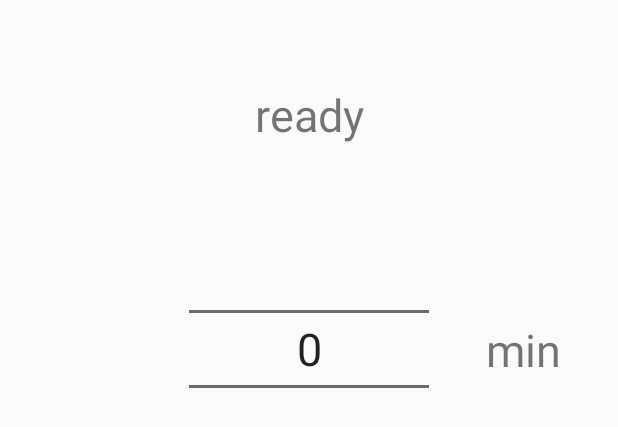
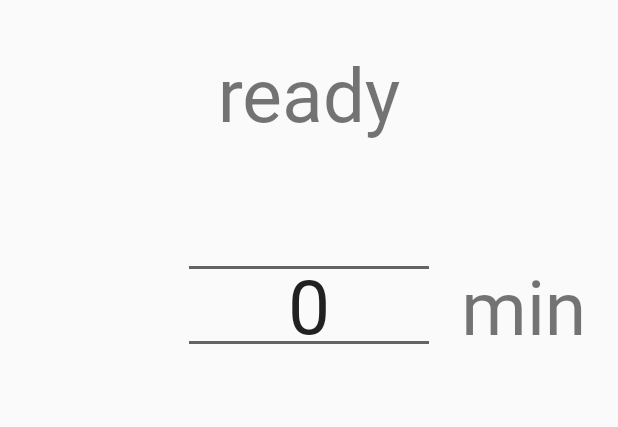
Before and after one commit to t4ce/PauseSpotify, an Android app: the layout content_main.xml on its own in the app's theme, with its tools: preview values and no code run, on a phone screen of 412 x 824 dp. Shown: the top 427 px of the screen. Run offline under Robolectric (Android 15) with nearby library versions, the phone set to English and light mode, and no system bars.

Commit message:
custom font added

```diff
--- /dev/null
+++ b/app/src/main/res/drawable/background.xml
@@ -0,0 +1,4 @@
+<?xml version="1.0" encoding="utf-8"?>
+<bitmap xmlns:android="http://schemas.android.com/apk/res/android"
+    android:src="@drawable/background2"
+    android:tileMode="repeat" />
--- /dev/null
+++ b/app/src/main/res/font/colonna.xml
@@ -0,0 +1,11 @@
+<?xml version="1.0" encoding="utf-8"?>
+<font-family xmlns:android="http://schemas.android.com/apk/res/android">
+    <font
+        android:fontStyle="normal"
+        android:fontWeight="400"
+        android:font="@font/colonnattf" />
+    <font
+        android:fontStyle="italic"
+        android:fontWeight="400"
+        android:font="@font/colonnattf" />
+</font-family>
--- a/app/src/main/res/layout/content_main.xml
+++ b/app/src/main/res/layout/content_main.xml
@@ -6,7 +6,8 @@
     android:layout_height="match_parent"
     app:layout_behavior="@string/appbar_scrolling_view_behavior"
     tools:context=".MainActivity"
-    tools:showIn="@layout/activity_main">
+    tools:showIn="@layout/activity_main"
+>
 
     <TextView
         android:id="@+id/textView"
@@ -17,11 +18,12 @@
         android:layout_marginEnd="8dp"
         android:layout_marginRight="8dp"
         android:text="@string/Minute"
-        android:textSize="30sp"
+        android:textSize="50sp"
         app:layout_constraintBottom_toBottomOf="@+id/np"
         app:layout_constraintEnd_toEndOf="parent"
         app:layout_constraintStart_toEndOf="@+id/np"
-        app:layout_constraintTop_toTopOf="@+id/np" />
+        app:layout_constraintTop_toTopOf="@+id/np"
+        app:fontFamily="@font/colonna"/>
 
     <TextView
         android:id="@+id/tf"
@@ -29,27 +31,29 @@
         android:layout_height="wrap_content"
         android:layout_marginStart="8dp"
         android:layout_marginLeft="8dp"
-        android:layout_marginTop="56dp"
+        android:layout_marginTop="28dp"
         android:layout_marginEnd="8dp"
         android:layout_marginRight="8dp"
         android:text="ready"
-        android:textSize="30sp"
+        android:textSize="50sp"
+        app:fontFamily="@font/colonna"
         app:layout_constraintEnd_toEndOf="parent"
         app:layout_constraintStart_toStartOf="parent"
         app:layout_constraintTop_toTopOf="parent" />
 
     <NumberPicker
         android:id="@+id/np"
-        android:theme="@style/NumberPickerText"
         android:layout_width="160dp"
         android:layout_height="160dp"
         android:layout_marginStart="8dp"
         android:layout_marginLeft="8dp"
-        android:layout_marginTop="56dp"
+        android:layout_marginTop="28dp"
         android:layout_marginEnd="8dp"
         android:layout_marginRight="8dp"
         android:ems="10"
         android:inputType="number"
+        android:theme="@style/NumberPickerText"
+        app:fontFamily="@font/colonna"
         app:layout_constraintEnd_toEndOf="parent"
         app:layout_constraintStart_toStartOf="parent"
         app:layout_constraintTop_toBottomOf="@+id/tf" />
--- a/app/src/main/res/menu/menu_main.xml
+++ b/app/src/main/res/menu/menu_main.xml
@@ -2,9 +2,5 @@
     xmlns:app="http://schemas.android.com/apk/res-auto"
     xmlns:tools="http://schemas.android.com/tools"
     tools:context="com.example.pausespotify.MainActivity">
-    <item
-        android:id="@+id/action_settings"
-        android:orderInCategory="100"
-        android:title="@string/action_settings"
-        app:showAsAction="never" />
+
 </menu>
--- a/app/src/main/res/values/strings.xml
+++ b/app/src/main/res/values/strings.xml
@@ -3,5 +3,5 @@
     <string name="action_settings">settings</string>
     <string name="Minute">min</string>
     <string name="Finished">finished</string>
-    <string name="TimeRemaining">time remaining</string>
+    <string name="TimeRemaining">remaining</string>
 </resources>
--- a/app/src/main/res/values/styles.xml
+++ b/app/src/main/res/values/styles.xml
@@ -11,6 +11,16 @@
     <style name="AppTheme.NoActionBar">
         <item name="windowActionBar">false</item>
         <item name="windowNoTitle">true</item>
+        <item name="android:fontFamily">@font/colonna</item>-->
+        <item name="android:textSize">50sp</item>
+    </style>
+
+    <style name="ToolbarTheme" parent="ThemeOverlay.AppCompat.Light">
+        <item name="android:fontFamily">@font/colonna</item>
+    </style>
+
+    <style name="Toolbar.TitleText" parent="TextAppearance.Widget.AppCompat.Toolbar.Title">
+        <item name="android:textSize">50sp</item>
     </style>
 
     <style name="AppTheme.AppBarOverlay" parent="ThemeOverlay.AppCompat.Dark.ActionBar" />
@@ -18,7 +28,8 @@
     <style name="AppTheme.PopupOverlay" parent="ThemeOverlay.AppCompat.Light" />
 
     <style name="NumberPickerText">
-        <item name="android:textSize">30sp</item>
+        <item name="android:textSize">50sp</item>
+        <item name="android:fontFamily">@font/colonna</item>
     </style>
 
 </resources>
```
Also changed, not shown: app/build.gradle (+5 -3 lines), app/src/main/java/com/example/pausespotify/MainActivity.java (+7 -1 lines), app/src/main/res/layout/activity_main.xml (+10 -5 lines).
